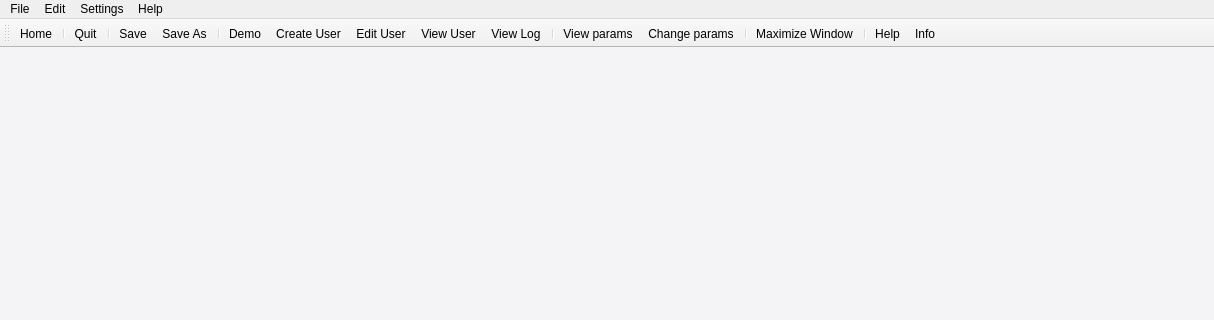
Old version of the form src/gui_pkg/include/gui_pkg/frame_window.ui in the repository cristianbass01/GUI_robotic_exoskeleton; both pictures show x 0 to 1214 and y 0 to 320 of the 1214 by 724 pixel window.
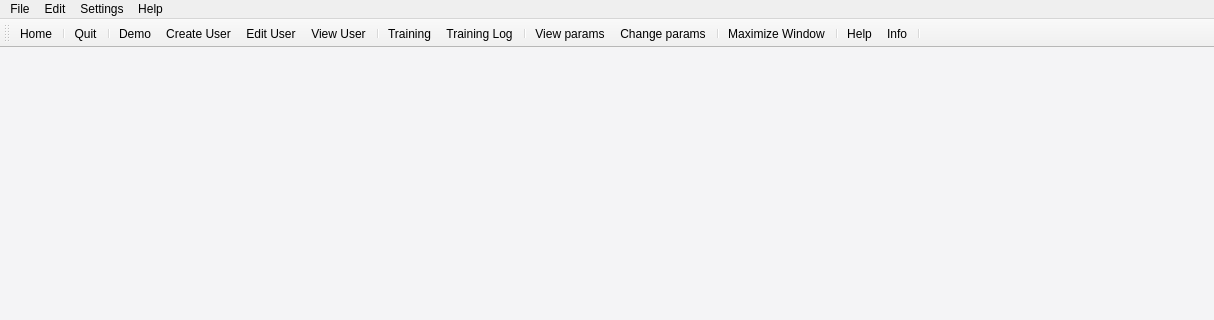
New version of the form. Icons and pictures are not drawn.

Commit message: Aggiunto pulsante Training sulla ToolBarra, modifica sui log

```diff
--- a/src/gui_pkg/include/gui_pkg/frame_window.ui
+++ b/src/gui_pkg/include/gui_pkg/frame_window.ui
@@ -147,14 +147,13 @@
    <addaction name="separator"/>
    <addaction name="actionClose"/>
    <addaction name="separator"/>
-   <addaction name="actionSave"/>
-   <addaction name="actionSave_As"/>
-   <addaction name="separator"/>
    <addaction name="actionDemo"/>
    <addaction name="actionNew_User"/>
    <addaction name="actionEdit_User"/>
    <addaction name="actionView_User"/>
-   <addaction name="actionView_Log"/>
+   <addaction name="separator"/>
+   <addaction name="actionTraining"/>
+   <addaction name="actionTraining_Log"/>
    <addaction name="separator"/>
    <addaction name="actionView"/>
    <addaction name="actionChange_settings"/>
@@ -163,6 +162,7 @@
    <addaction name="separator"/>
    <addaction name="actionHelp"/>
    <addaction name="actionInfo"/>
+   <addaction name="separator"/>
   </widget>
   <action name="actionChange_settings">
    <property name="icon">
@@ -332,6 +332,18 @@
     <string>Ctrl+L</string>
    </property>
   </action>
+  <action name="actionTraining">
+   <property name="icon">
+    <iconset resource="../../rc/resource.qrc">
+     <normaloff>:/icons/Icons/passeggiare.png</normaloff>:/icons/Icons/passeggiare.png</iconset>
+   </property>
+   <property name="text">
+    <string>Training</string>
+   </property>
+   <property name="toolTip">
+    <string>Training</string>
+   </property>
+  </action>
  </widget>
  <resources>
   <include location="../../rc/resource.qrc"/>
```
Left out of the diff: 4 changed lines with no effect on the pictures. The commit also changes 15 other files.
